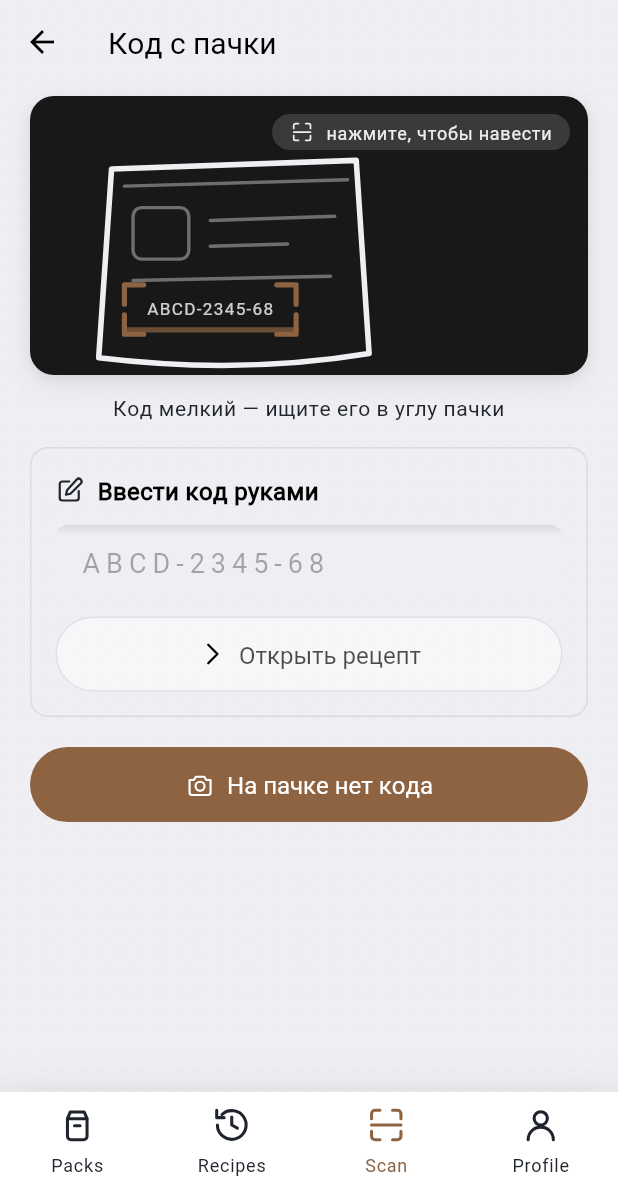
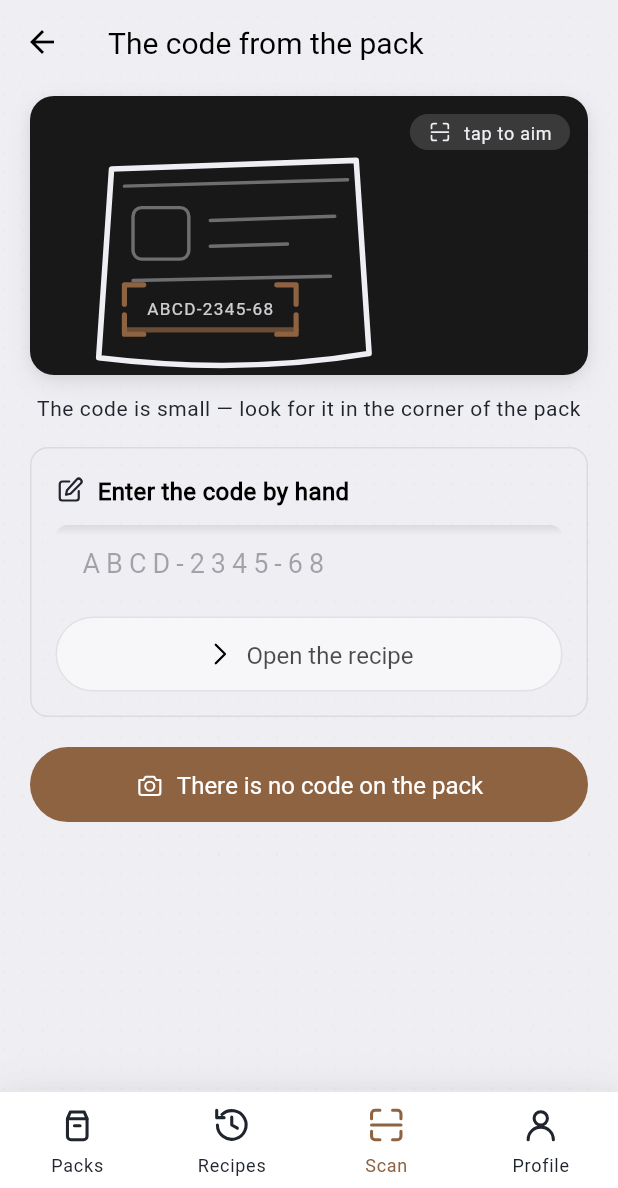
Before and after one commit to ArsPro13/PickUpRecipeApplication, a Flutter app: the ScanPage screen opened by its route, on a phone screen of 412 x 824 dp, the part 48-1236 px from its top. Run offline on Flutter 3.47's test engine with Material 3 defaults, Android fonts, the phone set to English and light mode, and no system bars; our stand-ins replace auto_route, flutter_riverpod, flutter_svg, get_it, image_picker, logger; missing offline and left inert: encrypt_shared_preferences; generated files the repository leaves out were written again; network calls fail.

Commit message:
refactor(l10n): экран «Код с пачки» на две локали (#21)
Пункт №21 ночного списка.
Заголовок, подписи кадра-подсказки, ручной ввод и обе кнопки уехали в .arb;
«Очистить» заведена общей строкой — крестик в поле один и тот же везде.
Тест экрана поднимает MaterialApp с делегатами и русской локалью: подписи
он проверяет по-прежнему русские, но берёт их теперь из перевода.

Co-Authored-By: Claude Opus 5 (1M context) <noreply@anthropic.com>

```diff
--- a/pick_up_recipe/lib/l10n/app_en.arb
+++ b/pick_up_recipe/lib/l10n/app_en.arb
@@ -281,5 +281,21 @@
 
   "profileLogoutPending": "There was no connection, and {count, plural, one{{count} item is} other{{count} items are}} waiting to be sent — ratings and recipe edits. Signing out will erase them along with the account.",
 
-  "profileStay": "Stay"
+  "profileStay": "Stay",
+
+  "clear": "Clear",
+
+  "scanTitle": "The code from the pack",
+
+  "scanOpenCamera": "Open the camera",
+
+  "scanTapToAim": "tap to aim",
+
+  "scanCodeIsSmall": "The code is small — look for it in the corner of the pack",
+
+  "scanManualTitle": "Enter the code by hand",
+
+  "scanOpenRecipe": "Open the recipe",
+
+  "scanNoCode": "There is no code on the pack"
 }
--- a/pick_up_recipe/lib/l10n/app_localizations.dart
+++ b/pick_up_recipe/lib/l10n/app_localizations.dart
@@ -943,6 +943,54 @@ abstract class AppLocalizations {
   /// In ru, this message translates to:
   /// **'Остаться'**
   String get profileStay;
+
+  /// Крестик в поле ввода. Читается голосовым помощником и всплывающей подсказкой.
+  ///
+  /// In ru, this message translates to:
+  /// **'Очистить'**
+  String get clear;
+
+  /// Заголовок экрана-вкладки, с которого начинается добавление пачки.
+  ///
+  /// In ru, this message translates to:
+  /// **'Код с пачки'**
+  String get scanTitle;
+
+  /// Код с пачки: подпись кадра-подсказки для голосового помощника. Живой камеры в кадре нет, он открывает сканер по нажатию.
+  ///
+  /// In ru, this message translates to:
+  /// **'Открыть камеру'**
+  String get scanOpenCamera;
+
+  /// Код с пачки: подпись в углу кадра-подсказки.
+  ///
+  /// In ru, this message translates to:
+  /// **'нажмите, чтобы навести'**
+  String get scanTapToAim;
+
+  /// Код с пачки: где искать код на упаковке.
+  ///
+  /// In ru, this message translates to:
+  /// **'Код мелкий — ищите его в углу пачки'**
+  String get scanCodeIsSmall;
+
+  /// Код с пачки: заголовок половины экрана с ручным вводом. Не запасной выход, а равноправный путь.
+  ///
+  /// In ru, this message translates to:
+  /// **'Ввести код руками'**
+  String get scanManualTitle;
+
+  /// Код с пачки: кнопка под введённым кодом.
+  ///
+  /// In ru, this message translates to:
+  /// **'Открыть рецепт'**
+  String get scanOpenRecipe;
+
+  /// Код с пачки: третий путь — распознать пачку по фотографии. Сейчас он самый частый, поэтому это кнопка, а не ссылка.
+  ///
+  /// In ru, this message translates to:
+  /// **'На пачке нет кода'**
+  String get scanNoCode;
 }
 
 class _AppLocalizationsDelegate
--- a/pick_up_recipe/lib/l10n/app_localizations_en.dart
+++ b/pick_up_recipe/lib/l10n/app_localizations_en.dart
@@ -554,4 +554,29 @@ class AppLocalizationsEn extends AppLocalizations {
 
   @override
   String get profileStay => 'Stay';
+
+  @override
+  String get clear => 'Clear';
+
+  @override
+  String get scanTitle => 'The code from the pack';
+
+  @override
+  String get scanOpenCamera => 'Open the camera';
+
+  @override
+  String get scanTapToAim => 'tap to aim';
+
+  @override
+  String get scanCodeIsSmall =>
+      'The code is small — look for it in the corner of the pack';
+
+  @override
+  String get scanManualTitle => 'Enter the code by hand';
+
+  @override
+  String get scanOpenRecipe => 'Open the recipe';
+
+  @override
+  String get scanNoCode => 'There is no code on the pack';
 }
--- a/pick_up_recipe/lib/src/pages/scan_page.dart
+++ b/pick_up_recipe/lib/src/pages/scan_page.dart
@@ -20,6 +20,7 @@ import 'package:auto_route/auto_route.dart';
 import 'package:flutter/material.dart';
 import 'package:flutter/services.dart';
 
+import '../../l10n/app_localizations.dart';
 import '../../routing/app_router.dart';
 import '../features/codes/domain/pack_code.dart';
 import '../general_widgets/app_icon.dart';
@@ -80,8 +81,10 @@ class _ScanPageState extends State<ScanPage> {
 
   @override
   Widget build(BuildContext context) {
+    final texts = AppLocalizations.of(context);
+
     return Scaffold(
-      appBar: AppBar(title: const Text('Код с пачки')),
+      appBar: AppBar(title: Text(texts.scanTitle)),
       body: ListView(
         padding: const EdgeInsets.fromLTRB(
           AppSpacing.s5,
@@ -93,7 +96,7 @@ class _ScanPageState extends State<ScanPage> {
           _CameraFrame(onTap: _openCamera),
           const SizedBox(height: AppSpacing.s3),
           Text(
-            'Код мелкий — ищите его в углу пачки',
+            texts.scanCodeIsSmall,
             style: context.texts.bodySmall,
             textAlign: TextAlign.center,
           ),
@@ -110,7 +113,7 @@ class _ScanPageState extends State<ScanPage> {
           // сейчас больше, чем с кодом, и это главное действие экрана для
           // большинства, а не запасной выход после провала.
           AppButton(
-            label: 'На пачке нет кода',
+            label: texts.scanNoCode,
             icon: AppIcons.uiCamera,
             onPressed: _openCamera,
           ),
@@ -161,7 +164,7 @@ class _CameraFrameState extends State<_CameraFrame> with SingleTickerProviderSta
 
     return Semantics(
       button: true,
-      label: 'Открыть камеру',
+      label: AppLocalizations.of(context).scanOpenCamera,
       child: DecoratedBox(
         decoration: BoxDecoration(
           borderRadius: AppRadius.large,
@@ -227,7 +230,10 @@ class _ScannerStatus extends StatelessWidget {
         children: [
           AppIcon(AppIcons.uiScan, size: AppSizes.icon16, color: ink),
           const SizedBox(width: AppSpacing.s2),
-          Text('нажмите, чтобы навести', style: context.texts.labelSmall?.copyWith(color: ink)),
+          Text(
+            AppLocalizations.of(context).scanTapToAim,
+            style: context.texts.labelSmall?.copyWith(color: ink),
+          ),
         ],
       ),
     );
@@ -380,6 +386,8 @@ class _ManualEntry extends StatelessWidget {
 
   @override
   Widget build(BuildContext context) {
+    final texts = AppLocalizations.of(context);
+
     return QuietSurface(
       padding: const EdgeInsets.all(AppSpacing.s4),
       child: Column(
@@ -393,7 +401,7 @@ class _ManualEntry extends StatelessWidget {
               // заголовок не влезал в строку и вылезал за карточку.
               Expanded(
                 child: Text(
-                  'Ввести код руками',
+                  texts.scanManualTitle,
                   style: context.texts.bodyMedium?.copyWith(fontWeight: FontWeight.w600),
                 ),
               ),
@@ -449,7 +457,7 @@ class _ManualEntry extends StatelessWidget {
                 if (controller.text.isNotEmpty)
                   IconButton(
                     onPressed: onClear,
-                    tooltip: 'Очистить',
+                    tooltip: texts.clear,
                     icon: AppIcon(
                       AppIcons.uiClose,
                       size: AppSizes.icon20,
@@ -477,7 +485,7 @@ class _ManualEntry extends StatelessWidget {
           ],
           const SizedBox(height: AppSpacing.s3),
           AppButton(
-            label: 'Открыть рецепт',
+            label: texts.scanOpenRecipe,
             icon: AppIcons.uiForward,
             kind: AppButtonKind.secondary,
             onPressed: canSubmit ? onSubmit : null,
```
Also changed, not shown: pick_up_recipe/lib/l10n/app_localizations_ru.dart (+24 -0 lines), pick_up_recipe/lib/l10n/app_ru.arb (+40 -0 lines), 1 other file.
